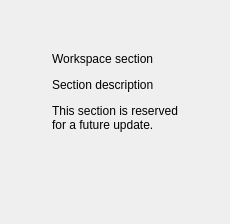
Before: the Qt Designer form styleeditor/pages/workspacesectionpage.ui in daonvshu/qt-animated-widgets, drawn with Qt 5.
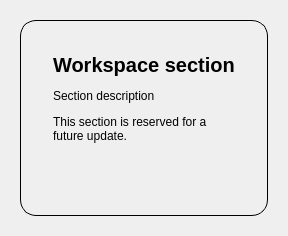
After: the same form once the commit is applied.

Commit message: feat: isolate editor previews and refine themed popups

Diff of the .ui file:
```diff
--- a/styleeditor/pages/workspacesectionpage.ui
+++ b/styleeditor/pages/workspacesectionpage.ui
@@ -2,22 +2,21 @@
 <ui version="4.0">
  <class>WorkspaceSectionPage</class>
  <widget class="QWidget" name="WorkspaceSectionPage">
-  <property name="editorControl" stdset="0"><bool>true</bool></property>
-  <property name="styleSheet"><string notr="true">#WorkspaceSectionPage[editorControl=&quot;true&quot;] QLabel#sectionDescription[editorControl=&quot;true&quot;] {
+  <property name="styleSheet"><string notr="true">#WorkspaceSectionPage QLabel#sectionDescription {
     background: transparent;
 }
 
-#WorkspaceSectionPage[editorControl=&quot;true&quot;] QLabel#sectionStatus[editorControl=&quot;true&quot;] {
+#WorkspaceSectionPage QLabel#sectionStatus {
     background: transparent;
 }
 
-#WorkspaceSectionPage[editorControl=&quot;true&quot;] QFrame#sectionCard[editorControl=&quot;true&quot;] {
+#WorkspaceSectionPage QFrame#sectionCard {
     border-width: 1px;
     border-style: solid;
     border-radius: 16px;
 }
 
-#WorkspaceSectionPage[editorControl=&quot;true&quot;] QLabel#sectionTitle[editorControl=&quot;true&quot;] {
+#WorkspaceSectionPage QLabel#sectionTitle {
     font-size: 20px;
     font-weight: 750;
 }</string></property>
```
Left out of the diff: 7 changed lines with no effect on the pictures. The commit also changes 64 other files.
